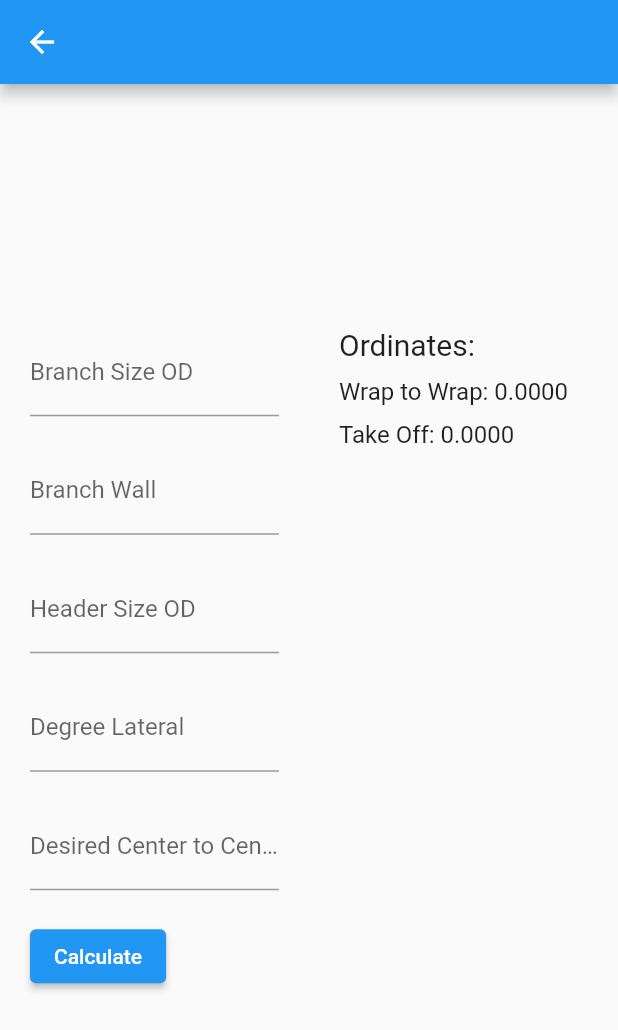
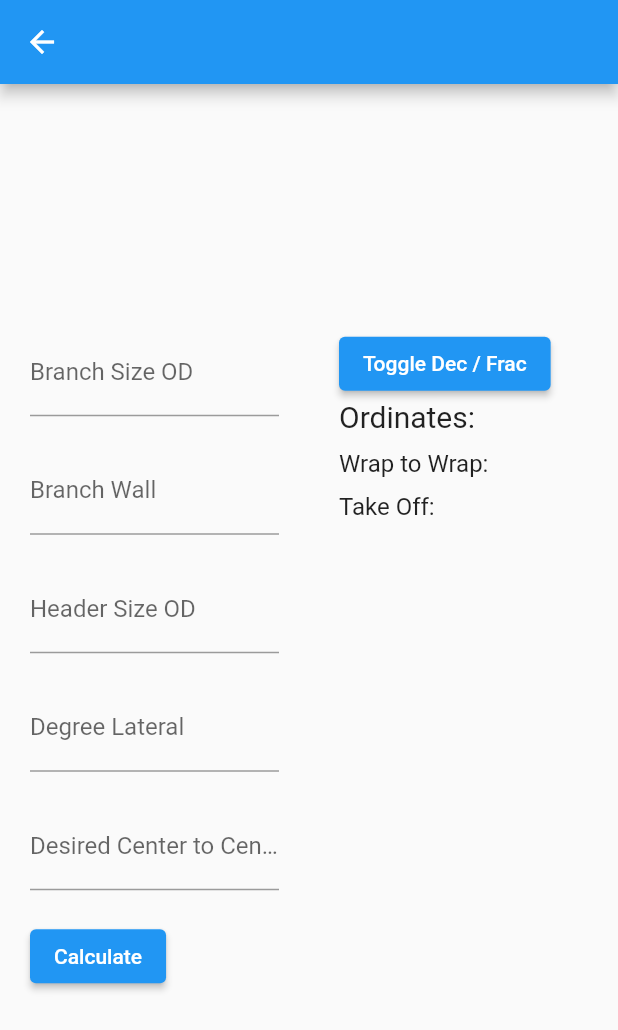
Before and after one commit to MichaelWaters001/pipe, a Flutter app: the Lateral screen opened directly, on a phone screen of 412 x 824 dp. Shown: the top 1030 px of the screen. Run offline on Flutter 3.47's test engine with Material 2 defaults, Android fonts, the phone set to English and light mode, and no system bars; missing offline and left inert: fraction.

Commit message:
toggle dec frac

```diff
--- a/lib/fraction.dart
+++ b/lib/fraction.dart
@@ -1,11 +1,15 @@
 import 'package:fraction/fraction.dart';
 
-String asFraction(double value) {
-  var sixteenths = (value * 16).round();
-  var frac = MixedFraction.fromDouble((sixteenths / 16));
-  //do not display denominators of 1
-  if (frac.denominator == 1){
-    return value.round().toString();
+String formatDouble(double value, bool fraction) {
+  if (fraction) {
+    var sixteenths = (value * 16).round();
+    var frac = MixedFraction.fromDouble((sixteenths / 16));
+    //do not display denominators of 1
+    if (frac.denominator == 1) {
+      return value.round().toString();
+    }
+    return frac.toString();
+  } else {
+    return value.toStringAsFixed(4);
   }
-  return frac.toString();
 }
--- a/lib/lateral.dart
+++ b/lib/lateral.dart
@@ -8,6 +8,7 @@
 }
 
 class _LateralState extends State<Lateral> {
+  bool displayFraction = true; // Initially display as fraction
   TextEditingController bsod = TextEditingController();
   TextEditingController bw = TextEditingController();
   TextEditingController hsod = TextEditingController();
@@ -102,6 +103,15 @@
                   child: Column(
                     crossAxisAlignment: CrossAxisAlignment.start,
                     children: [
+                      ElevatedButton(
+                        onPressed: () {
+                          setState(() {
+                            displayFraction =
+                                !displayFraction; // Toggle the display mode
+                          });
+                        },
+                        child: Text('Toggle Dec / Frac'),
+                      ),
                       Text(
                         'Ordinates:',
                         style: TextStyle(fontSize: 20),
@@ -112,19 +122,19 @@
                             .entries
                             .map(
                               (entry) => Text(
-                                '${entry.key}: ${asFraction(entry.value)}',
+                                '${entry.key}: ${formatDouble(entry.value, displayFraction)}',
                                 style: TextStyle(fontSize: 16),
                               ),
                             )
                             .toList(),
                       SizedBox(height: 10),
                       Text(
-                        'Wrap to Wrap: ${wrapToWrap.toStringAsFixed(4)}',
+                        'Wrap to Wrap: ${formatDouble(wrapToWrap, displayFraction)}',
                         style: TextStyle(fontSize: 16),
                       ),
                       SizedBox(height: 10),
                       Text(
-                        'Take Off: ${takeOff.toStringAsFixed(4)}',
+                        'Take Off: ${formatDouble(takeOff, displayFraction)}',
                         style: TextStyle(fontSize: 16),
                       ),
                     ],
```
